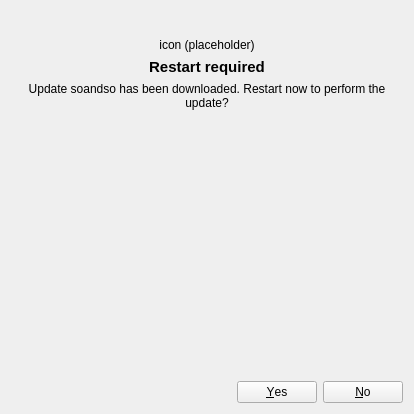
Before: the Qt Designer form src/gui/updater/updatedownloadedwidget.ui in owncloud/client, drawn with Qt 5.
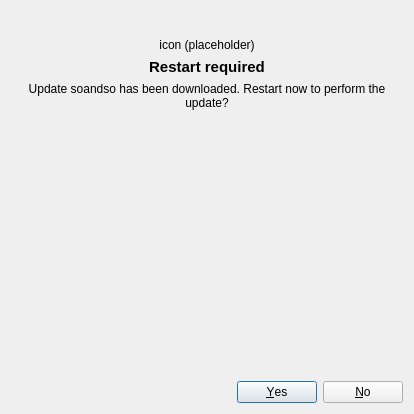
After: the same form once the commit is applied.

Patch:
```diff
--- a/src/gui/updater/updatedownloadedwidget.ui
+++ b/src/gui/updater/updatedownloadedwidget.ui
@@ -1,7 +1,7 @@
 <?xml version="1.0" encoding="UTF-8"?>
 <ui version="4.0">
  <class>UpdateDownloadedWidget</class>
- <widget class="QWidget" name="UpdateDownloadedWidget">
+ <widget class="QDialog" name="UpdateDownloadedWidget">
   <property name="geometry">
    <rect>
     <x>0</x>
```
Left out of the diff: 47 changed lines with no effect on the pictures.
